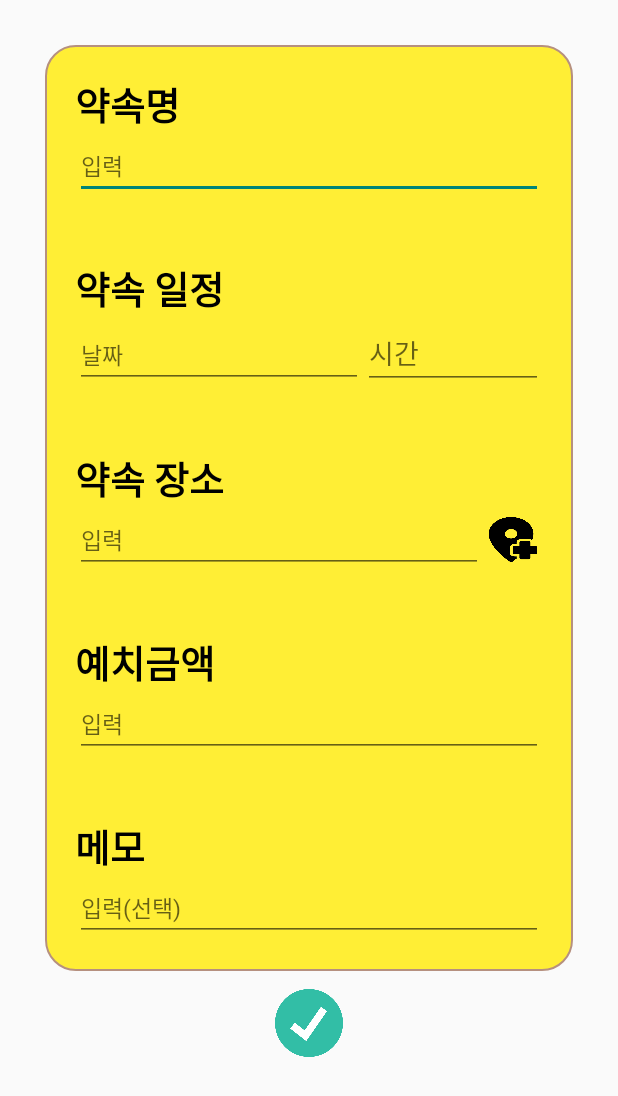
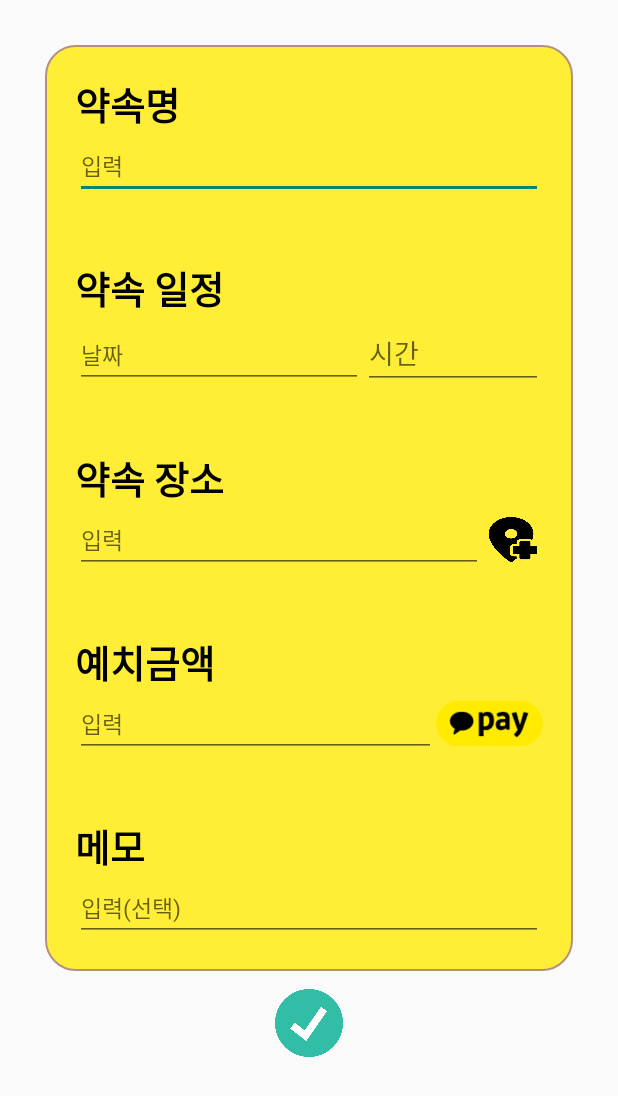
Before and after one commit to NerdNULL/DL-Front, an Android app: the PromiseAddActivity screen opened directly, with no data from a screen before it, on a phone screen of 412 x 824 dp. Shown: the top 1096 px of the screen. Run offline under Robolectric (Android 15) with nearby library versions, the phone set to English and light mode, and no system bars; libraries missing offline, so code that uses them is left out: com.kakao.sdk; network calls fail.

```diff
--- a/app/build.gradle
+++ b/app/build.gradle
@@ -48,4 +48,10 @@ dependencies {
     implementation "com.kakao.sdk:v2-story:2.8.2" // 카카오스토리
     implementation "com.kakao.sdk:v2-link:2.8.2" // 메시지(카카오링크)
     implementation "com.kakao.sdk:v2-navi:2.8.2" // 카카오내비
+
+    // Http 통신 라이브러리
+    implementation 'com.android.volley:volley:1.1.1'
+    // Json 데이터 파싱 라이브러리
+    implementation 'com.google.code.gson:gson:2.8.6'
+
 }
--- a/app/src/main/AndroidManifest.xml
+++ b/app/src/main/AndroidManifest.xml
@@ -52,6 +52,7 @@
         <activity android:name=".Activity.PromiseAddActivity"/>
         <activity android:name=".Activity.PlacePickUpActivity"/>
         <activity android:name=".Activity.SearchPlaceActivity"/>
+        <activity android:name=".Activity.PayActivity"/>
     </application>
 
     <!--queries에 카카오톡 패키지 추가-->
--- a/app/src/main/java/com/example/nerdnullfront/Activity/PromiseAddActivity.java
+++ b/app/src/main/java/com/example/nerdnullfront/Activity/PromiseAddActivity.java
@@ -30,7 +30,7 @@ import kotlin.Unit;
 import kotlin.jvm.functions.Function2;
 
 public class PromiseAddActivity extends AppCompatActivity {
-    private Button addPlaceBtn,addScheduleBtn;
+    private Button addPlaceBtn,addScheduleBtn,payBtn;
     private ActivityResultLauncher<Intent> activityStarter;
     private EditText myDetailPlace,myDetailSubject,myDetailDate,myDetailTime,myDetailMoney,myMemo;
     private String nickName=null;
@@ -42,6 +42,7 @@ public class PromiseAddActivity extends AppCompatActivity {
         setEvents();
         nickName=getIntent().getStringExtra("nickName");
 
+
     }
     public void setID(){
         addPlaceBtn=findViewById(R.id.app_map_button);
@@ -52,7 +53,7 @@ public class PromiseAddActivity extends AppCompatActivity {
         myDetailTime=findViewById(R.id.editTextTime);
         myDetailMoney=findViewById(R.id.myDetailMoney);
         myMemo=findViewById(R.id.myMemo);
-
+        payBtn = findViewById(R.id.pay_button);
 
         activityStarter=registerForActivityResult(new ActivityResultContracts.StartActivityForResult(),
                 new ActivityResultCallback<ActivityResult>() {
@@ -67,6 +68,28 @@ public class PromiseAddActivity extends AppCompatActivity {
                 });
     }
     public void setEvents(){
+
+        payBtn.setOnClickListener(new View.OnClickListener() {
+            @Override
+            public void onClick(View v) {
+                // EditText에 입력한 상품 정보를 가져온다.
+                //String name = myDetailMoney.getText().toString();
+                String price = myDetailMoney.getText().toString();
+                if(price.equals("")){
+                    Toast.makeText(PromiseAddActivity.this,"먼저 금액을 입력해주세요.",Toast.LENGTH_SHORT).show();
+                    return;
+                }
+
+                // 결제가 이루어지는 PayActivity를 생성한다.
+                // - 생성자를 이용하여 상품 정보를 입력한다.
+                PayActivity payActivity = new PayActivity(price);
+
+                // Intent로 새로운 Activity를 실행한다.
+                Intent intent = new Intent(PromiseAddActivity.this, payActivity.getClass());
+                startActivity(intent);
+            }
+        });
+
         addPlaceBtn.setOnClickListener(new View.OnClickListener() {
             @Override
             public void onClick(View v) {
@@ -110,6 +133,9 @@ public class PromiseAddActivity extends AppCompatActivity {
             }
         });
     }
+
+
+
     public boolean checkLocationServicesStatus() {
         LocationManager locationManager = (LocationManager) getSystemService(LOCATION_SERVICE);
         return locationManager.isProviderEnabled(LocationManager.GPS_PROVIDER)
--- a/app/src/main/res/layout/activity_promise_add.xml
+++ b/app/src/main/res/layout/activity_promise_add.xml
@@ -139,14 +139,28 @@
                 android:textSize="25sp"
                 android:textStyle="bold" />
 
-            <EditText
-                android:id="@+id/myDetailMoney"
+            <LinearLayout
                 android:layout_width="match_parent"
-                android:layout_height="wrap_content"
-                android:ems="10"
-                android:hint="입력"
-                android:inputType="number"
-                android:textSize="15sp" />
+                android:layout_height="match_parent"
+                android:orientation="horizontal">
+
+                <EditText
+                    android:id="@+id/myDetailMoney"
+                    android:layout_width="wrap_content"
+                    android:layout_height="wrap_content"
+                    android:layout_weight="10"
+                    android:hint="입력"
+                    android:inputType="number"
+                    android:textSize="15sp" />
+
+                <Button
+                    android:id="@+id/pay_button"
+                    android:layout_width="30dp"
+                    android:layout_height="30dp"
+                    android:layout_weight="2"
+
+                    android:background="@drawable/payment_icon_yellow_medium" />
+            </LinearLayout>
 
         </LinearLayout>
 
```
Also changed, not shown: app/src/main/java/com/example/nerdnullfront/Activity/PayActivity.java (added, +146 -0 lines), app/src/main/res/layout/activity_pay.xml (added, +13 -0 lines), app/src/main/res/drawable/payment_icon_yellow_medium.png (added).
